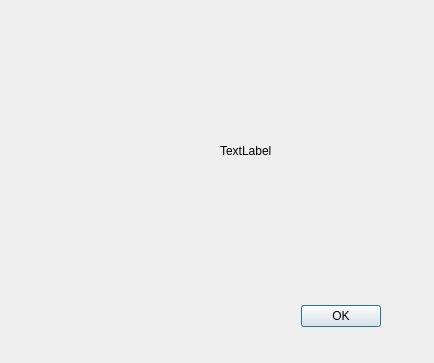
Before: the Qt Designer form RocketWorks/TutorialDialog.ui in rangusun/a8-edu-app-s23-team-rocket, drawn with Qt 5.
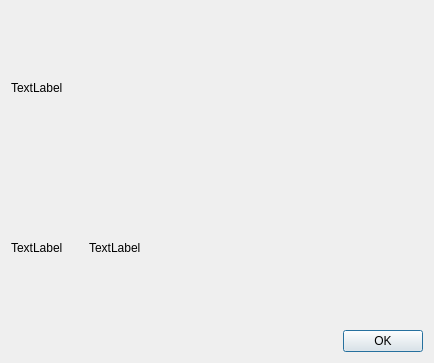
After: the same form once the commit is applied.

Commit message: funcitonality added to TutorialPage and TutorialDialog

The edit to the form file:
```diff
--- a/RocketWorks/TutorialDialog.ui
+++ b/RocketWorks/TutorialDialog.ui
@@ -13,15 +13,40 @@
   <property name="windowTitle">
    <string>Dialog</string>
   </property>
+  <layout class="QVBoxLayout" name="verticalLayout">
+   <item>
+    <widget class="QLabel" name="titleLabel">
+     <property name="text">
+      <string>TextLabel</string>
+     </property>
+    </widget>
+   </item>
+   <item>
+    <layout class="QHBoxLayout" name="horizontalLayout" stretch="0,100">
+     <property name="spacing">
+      <number>26</number>
+     </property>
+     <property name="sizeConstraint">
+      <enum>QLayout::SetFixedSize</enum>
+     </property>
+     <item>
+      <widget class="QLabel" name="imageBox">
+       <property name="text">
+        <string>TextLabel</string>
+       </property>
+      </widget>
+     </item>
+     <item>
+      <widget class="QLabel" name="textBox">
+       <property name="text">
+        <string>TextLabel</string>
+       </property>
+      </widget>
+     </item>
+    </layout>
+   </item>
+   <item>
   <widget class="QDialogButtonBox" name="buttonBox">
-   <property name="geometry">
-    <rect>
-     <x>40</x>
-     <y>300</y>
-     <width>341</width>
-     <height>32</height>
-    </rect>
-   </property>
    <property name="orientation">
     <enum>Qt::Horizontal</enum>
    </property>
@@ -29,19 +54,8 @@
     <set>QDialogButtonBox::Ok</set>
    </property>
   </widget>
-  <widget class="QLabel" name="label">
-   <property name="geometry">
-    <rect>
-     <x>220</x>
-     <y>20</y>
-     <width>181</width>
-     <height>261</height>
-    </rect>
-   </property>
-   <property name="text">
-    <string>TextLabel</string>
-   </property>
-  </widget>
+   </item>
+  </layout>
  </widget>
  <resources/>
  <connections>
```
Lines whose indentation alone changed are shown as unchanged. The commit also changes 15 other files.
